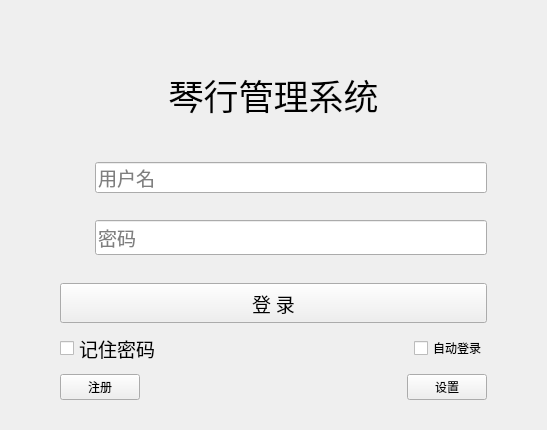
First picture: the form in signin.ui, repository RodinYTY/PSMS, before the edit.
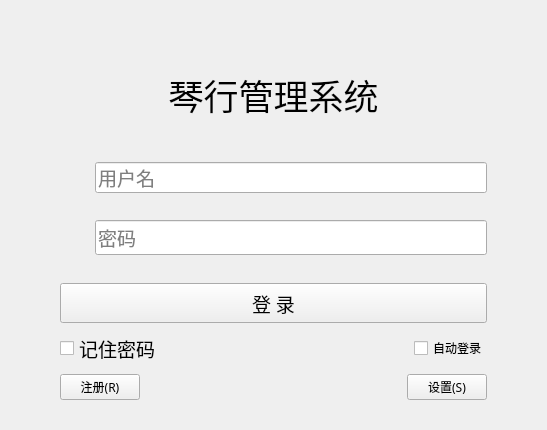
Second picture: the form after the edit. Icons and pictures are not drawn.

Commit message: 大致完成登录和注册界面

The edit to the form file:
```diff
--- a/signin.ui
+++ b/signin.ui
@@ -270,7 +270,10 @@
            </font>
           </property>
           <property name="text">
-           <string>注册</string>
+           <string>注册(R)</string>
+          </property>
+          <property name="shortcut">
+           <string>R</string>
           </property>
          </widget>
         </item>
@@ -295,7 +298,10 @@
            </font>
           </property>
           <property name="text">
-           <string>设置</string>
+           <string>设置(S)</string>
+          </property>
+          <property name="shortcut">
+           <string>S</string>
           </property>
          </widget>
         </item>
```
Left out of the diff: 3 changed lines with no effect on the pictures. The commit also changes 18 other files.
